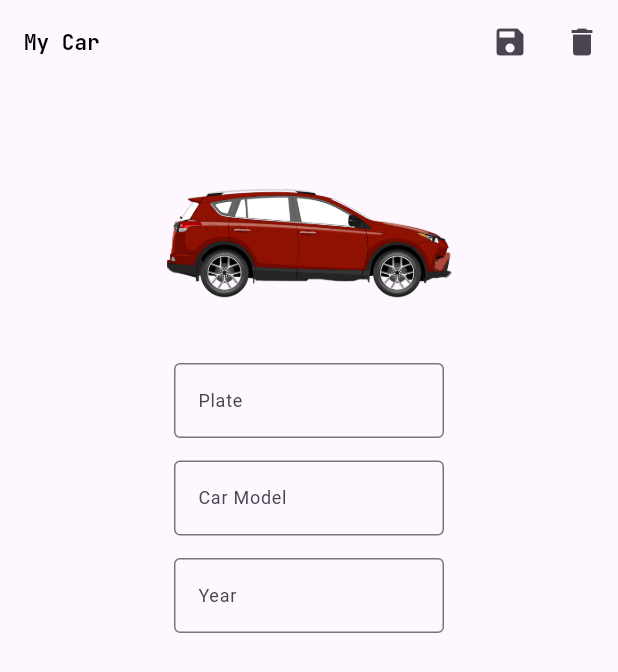
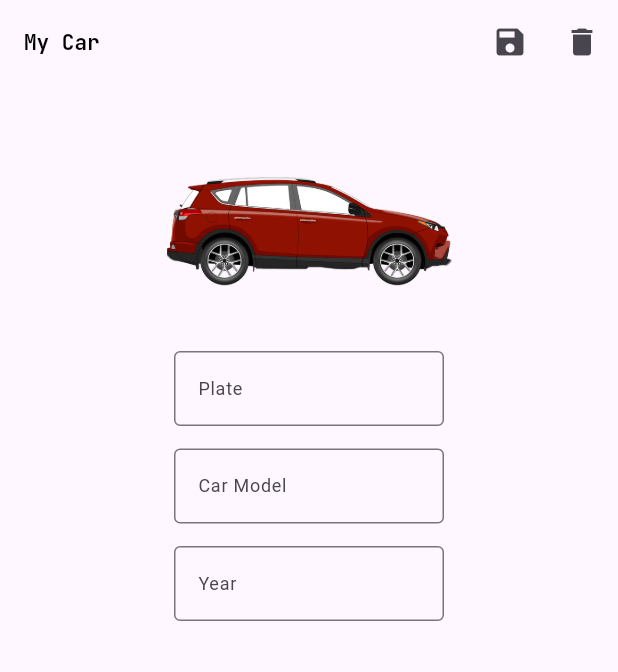
Before and after one commit to Victor-Zarzar/alcool_ou_gasolina, a Flutter app: the MyCarPage screen opened directly, on a phone screen of 412 x 824 dp. Shown: the top 672 px of the screen. Run offline on Flutter 3.47's test engine with Material 3 defaults, Android fonts, the phone set to English and light mode, and no system bars; our stand-ins replace getwidget, google_fonts, shared_preferences; accounts and stored records are empty.

Commit message:
Refactor page mycar

```diff
--- a/lib/pages/MyCar/mycar_app.dart
+++ b/lib/pages/MyCar/mycar_app.dart
@@ -89,8 +89,9 @@ class _MyCarPageState extends State<MyCarPage> {
               ),
             ],
           ),
-          body: Padding(
-            padding: const EdgeInsets.all(16.0),
+          body: SingleChildScrollView(
+            child: Padding(
+              padding: const EdgeInsets.all(8.0),
               child: Column(
                 crossAxisAlignment: CrossAxisAlignment.center,
                 children: [
@@ -151,6 +152,7 @@ class _MyCarPageState extends State<MyCarPage> {
                 ],
               ),
             ),
+          ),
         );
       },
     );
```
Lines whose indentation alone changed are shown as unchanged.
